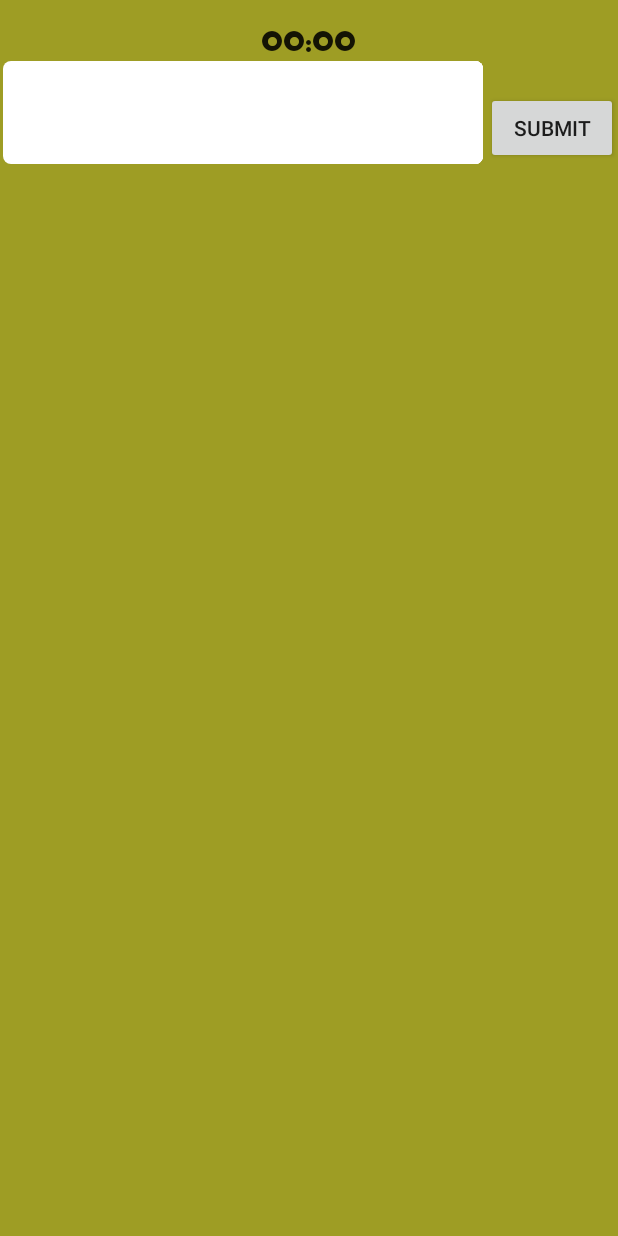
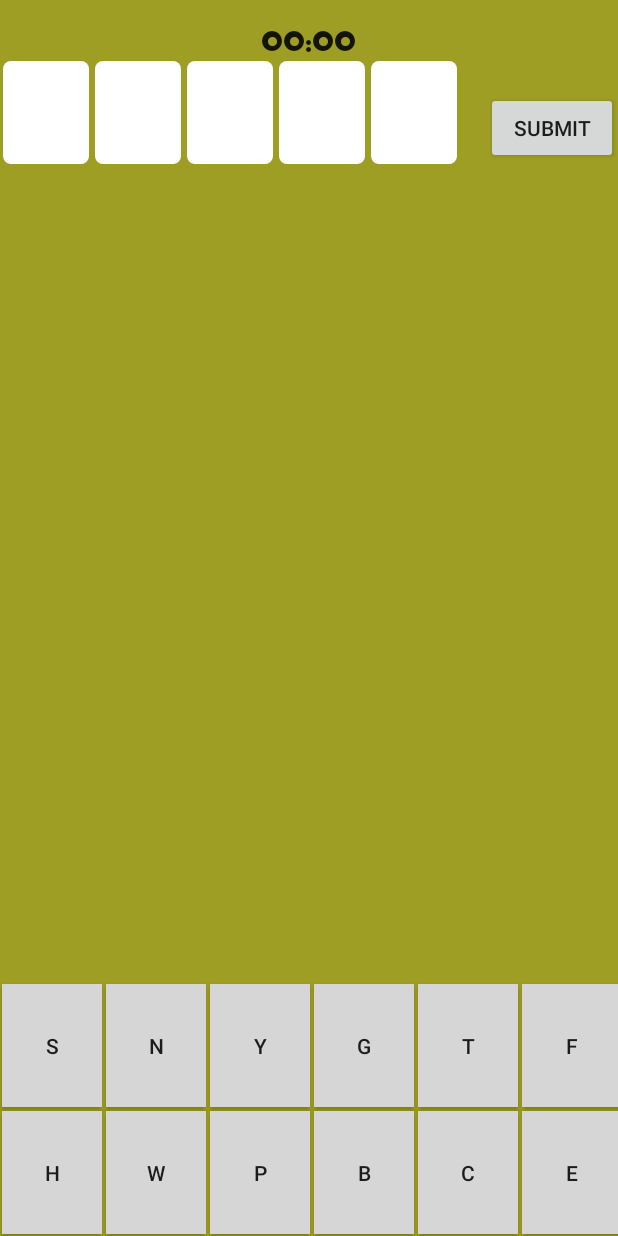
Before and after one commit to Shaibujnr/FiveKilled, an Android app: the SinglePlayerActivity screen opened directly, with no data from a screen before it, on a phone screen of 412 x 824 dp. Run offline under Robolectric (Android 15) with nearby library versions, the phone set to English and light mode, and no system bars; Roboto replaces fonts that are not available here.

Commit message:
improved UI, connected the keypad to the editText.

```diff
--- a/app/src/main/java/com/et/fivekilled/SinglePlayerActivity.java
+++ b/app/src/main/java/com/et/fivekilled/SinglePlayerActivity.java
@@ -28,6 +28,7 @@ import android.widget.RelativeLayout;
 import android.widget.TextView;
 import android.widget.Toast;
 
+import java.util.ArrayList;
 import java.util.List;
 
 
@@ -45,7 +46,7 @@ public class SinglePlayerActivity extends AppCompatActivity {
 
 
     TextView timeLabel;
-    EditText gone,gtwo,gthree,gfour,gfive;
+    EditText gone, gtwo, gthree, gfour, gfive;
     Button submit;
     TextView errorLabel;
     GridLayout display;
@@ -58,7 +59,10 @@ public class SinglePlayerActivity extends AppCompatActivity {
     FiveKilledDialog fkDialog;
     Bundle dialogArgs;
     FiveKilledHelper fk;
+    ArrayList<EditText> inputs;
+    ArrayList<Button> keyPadButtons;
 
+    View.OnClickListener inputListener;
 
 
     @Override
@@ -69,6 +73,8 @@ public class SinglePlayerActivity extends AppCompatActivity {
         dialogArgs = new Bundle();
         fk = new FiveKilledHelper();
         fm = getFragmentManager();
+        inputs = new ArrayList<EditText>();
+        keyPadButtons = new ArrayList<Button>();
 
 
         getWindowManager().getDefaultDisplay().getMetrics(dm);
@@ -76,95 +82,110 @@ public class SinglePlayerActivity extends AppCompatActivity {
         ScreenWidth = dm.widthPixels;
 
         gone = (EditText) findViewById(R.id.gone);
+        inputs.add(gone);
         gtwo = (EditText) findViewById(R.id.gtwo);
+        inputs.add(gtwo);
         gthree = (EditText) findViewById(R.id.gthree);
+        inputs.add(gthree);
         gfour = (EditText) findViewById(R.id.gfour);
+        inputs.add(gfour);
         gfive = (EditText) findViewById(R.id.gfive);
+        inputs.add(gfive);
 
 
-
-//        keyPad = (GridLayout) findViewById(R.id.keyPad);
-        display= (GridLayout) findViewById(R.id.display);
-        submit = (Button) findViewById(R.id.btnSubmit);
+        display = (GridLayout) findViewById(R.id.display);
+        keyPad = (GridLayout) findViewById(R.id.keyPad);
         timeLabel = (TextView) findViewById(R.id.timer);
         root = (RelativeLayout) findViewById(R.id.root);
 
-//        mKeyboard = new Keyboard(this,R.xml.kboard);
-//        mKeyboardView = (KeyboardView) findViewById(R.id.keyboardview);
-//        mKeyboardView.setKeyboard(mKeyboard);
-//        mKeyboardView.setPreviewEnabled(false);
-        submit = (Button) findViewById(R.id.btnSubmit);
-//        getWindow().setSoftInputMode(WindowManager.LayoutParams.SOFT_INPUT_STATE_ALWAYS_HIDDEN);
+
+        btnSubmit = (Button) findViewById(R.id.btnSubmit);
+        btnSubmit.setOnClickListener(new View.OnClickListener() {
+            @Override
+            public void onClick(View v) {
+                fk.createInGsmeDialog(SinglePlayerActivity.this, fm, "This is a test String");
+            }
+
+
+        });
+
+        inputListener = new View.OnClickListener() {
+            @Override
+            public void onClick(View view) {
+                EditText clickedEditText = (EditText) view;
+                String clickedText = clickedEditText.getText().toString();
+                clickedEditText.setText("");
+
+                for (Button btn : keyPadButtons) {
+                    if (btn.getText().toString().equals(clickedText)) {
+                        btn.setEnabled(true);
+                    }
+                }
+
+
+            }
+        };
+
         setDisplay();
         setKeyAlphs(fk.generateKeyAlphs(12));
         setInput();
 
-//        input.setOnFocusChangeListener(new View.OnFocusChangeListener() {
-//            @Override
-//            public void onFocusChange(View view, boolean b) {
-//                if(b){
-//                    showCustomKeyboard(view);
-//                }else{
-//                    hideCustomKeyboard();
-//                }
-//            }
-//        });
 
+    }
+
+    public void setKeyAlphs(String alphs) {
+        int mag = 2;
+        int row = 2;
+        int col = (alphs.length() / row);
+
+
+        for (int i = 0; i < row; i++) {
+            for (int j = 0; j < col; j++) {
+                GridLayout.LayoutParams lp = new GridLayout.LayoutParams();
+
+                lp.setMargins(mag, mag, mag, mag);
+                lp.height = ScreenHeight / 10;
+                lp.width = (ScreenWidth - (mag * (col + 3))) / col;
+                lp.rowSpec = GridLayout.spec(i);
+                lp.columnSpec = GridLayout.spec(j);
+                final Button btn = new Button(this);
+                btn.setLayoutParams(lp);
+                btn.setBackgroundResource(R.drawable.keypad_button);
+                btn.setText(String.valueOf(alphs.charAt(((6 * i) + j))));
+                btn.setOnClickListener(new View.OnClickListener() {
+                    @Override
+                    public void onClick(View view) {
+                        String clickedText = btn.getText().toString();
+                        EditText availableEdit = getEmptyEdit();
+                        if (availableEdit != null) {
+                            availableEdit.setText(clickedText);
+                            btn.setEnabled(false);
+                        }
+
+
+                    }
+                });
+                keyPadButtons.add(btn);
+                keyPad.addView(btn);
+            }
+
+
+        }
 
 
     }
-//    public void hideCustomKeyboard() {
-//        mKeyboardView.setVisibility(View.GONE);
-//        mKeyboardView.setEnabled(false);
-//    }
-//
-//    public void showCustomKeyboard( View v ) {
-//        mKeyboardView.setVisibility(View.VISIBLE);
-//        mKeyboardView.setEnabled(true);
-//        InputMethodManager imm = (InputMethodManager)getSystemService(Context.INPUT_METHOD_SERVICE);
-//        imm.hideSoftInputFromWindow(v.getWindowToken(), 0);
-//    }
-//
-//    public boolean isCustomKeyboardVisible() {
-//        return mKeyboardView.getVisibility() == View.VISIBLE;
-//    }
-    public void setKeyAlphs(String alphs){
-//        int mag = 2;
-//        int row = 2;
-//        int col = (alphs.length()/row)+1;
-//
-//
-//        for(int i=0;i<2;i++){
-//            for(int j=0;j<7;j++){
-//                GridLayout.LayoutParams lp = new GridLayout.LayoutParams();
-//
-//                lp.setMargins(mag,mag,mag,mag);
-//                lp.height = ScreenHeight/10;
-//                lp.width = (ScreenWidth-(mag*(col+3)))/col;
-//                lp.rowSpec = GridLayout.spec(i);
-//                lp.columnSpec = GridLayout.spec(j);
-//                Button btn = new Button(this);
-//                btn.setLayoutParams(lp);
-//                btn.setBackgroundResource(android.R.color.holo_orange_dark);
-//                btn.setText(""+i+""+j);
-//                keyPad.addView(btn);
-//            }
-//
-//
-//        }
 
-
-    }
-    public void setDisplay(){
+    public void setDisplay() {
 //        RelativeLayout.LayoutParams lp = new RelativeLayout.LayoutParams();
 //        lp.ScreenHeight-keyPad.getHeight()-submit.getHeight()-timeLabel.getHeight());
 //        display.setMinimumWidth(ScreenWidth);
 //        display.setLayoutParams();
     }
-    public void setInput(){
+
+    public void setInput() {
         int mag = 2;
-        int textWidth = (ScreenWidth-(7*mag))/6;
-        int textHeight = (ScreenHeight)/12;
+        int textWidth = (ScreenWidth - (7 * mag)) / 7;
+        int textHeight = (ScreenHeight) / 12;
         gone.setInputType(InputType.TYPE_NULL);
         gtwo.setInputType(InputType.TYPE_NULL);
         gthree.setInputType(InputType.TYPE_NULL);
@@ -173,32 +194,34 @@ public class SinglePlayerActivity extends AppCompatActivity {
 
         gone.setHeight(textHeight);
         gone.setWidth(textWidth);
+        gone.setOnClickListener(inputListener);
 
         gtwo.setHeight(textHeight);
         gtwo.setWidth(textWidth);
+        gtwo.setOnClickListener(inputListener);
 
         gthree.setHeight(textHeight);
         gthree.setWidth(textWidth);
+        gthree.setOnClickListener(inputListener);
 
         gfour.setHeight(textHeight);
         gfour.setWidth(textWidth);
+        gfour.setOnClickListener(inputListener);
 
         gfive.setHeight(textHeight);
         gfive.setWidth(textWidth);
+        gfive.setOnClickListener(inputListener);
 
 
+    }
 
-        btnSubmit = (Button) findViewById(R.id.btnSubmit);
-        btnSubmit.setOnClickListener(new View.OnClickListener() {
-            @Override
-            public void onClick(View v) {
-                fk.createInGsmeDialog(SinglePlayerActivity.this,fm,"This is a test String");
+    public EditText getEmptyEdit() {
+        for (EditText edt : inputs) {
+            if (edt.getText().toString().isEmpty()) {
+                return edt;
             }
+        }
+        return null;
 
-
-
-    });
-        Intent i = getIntent();
-        int difficulty = i.getIntExtra("difficulty",0);
-        fk.tst(""+difficulty,getApplicationContext());
-}}
+    }
+}
--- /dev/null
+++ b/app/src/main/res/drawable/keypad_button.xml
@@ -0,0 +1,12 @@
+<?xml version="1.0" encoding="utf-8"?>
+<selector xmlns:android="http://schemas.android.com/apk/res/android">
+    <item android:state_pressed="true"
+        android:drawable="@drawable/btn_pressed"/>
+    <item android:drawable="@drawable/btn_normal"/>
+    <item android:state_enabled="false"
+        android:drawable="@drawable/btn_unactive"/>
+    <item android:state_active="false"
+        android:drawable="@drawable/btn_unactive"/>
+
+
+</selector>
--- a/app/src/main/res/layout/activity_single_player.xml
+++ b/app/src/main/res/layout/activity_single_player.xml
@@ -26,7 +26,6 @@
         android:id="@+id/gone"
         android:layout_alignParentLeft="true"
         android:layout_below="@+id/timer"
-        android:layout_toStartOf="@+id/btnSubmit"
         android:layout_marginTop="37dp"
         android:background="@drawable/text_box"
         android:layout_margin="2dp"/>
@@ -36,7 +35,6 @@
         android:id="@+id/gtwo"
         android:layout_below="@+id/timer"
         android:layout_toRightOf="@id/gone"
-        android:layout_toStartOf="@+id/btnSubmit"
         android:layout_marginTop="37dp"
         android:background="@drawable/text_box"
         android:layout_margin="2dp"/>
@@ -46,7 +44,6 @@
         android:id="@+id/gthree"
         android:layout_below="@+id/timer"
         android:layout_toRightOf="@id/gtwo"
-        android:layout_toStartOf="@+id/btnSubmit"
         android:layout_marginTop="37dp"
         android:background="@drawable/text_box"
         android:layout_margin="2dp"/>
@@ -56,7 +53,6 @@
         android:id="@+id/gfour"
         android:layout_below="@+id/timer"
         android:layout_toRightOf="@id/gthree"
-        android:layout_toStartOf="@+id/btnSubmit"
         android:layout_marginTop="37dp"
         android:background="@drawable/text_box"
         android:layout_margin="2dp"/>
@@ -66,7 +62,6 @@
         android:id="@+id/gfive"
         android:layout_below="@+id/timer"
         android:layout_toRightOf="@id/gfour"
-        android:layout_toStartOf="@+id/btnSubmit"
         android:layout_marginTop="37dp"
         android:background="@drawable/text_box"
         android:layout_margin="2dp"/>
@@ -85,8 +80,8 @@
     <ScrollView
         android:layout_width="match_parent"
         android:layout_height="wrap_content"
-        android:layout_below="@id/btnSubmit"
-        android:id="@+id/sv">
+        android:id="@+id/sv"
+        android:layout_below="@+id/gone">
         <HorizontalScrollView
             android:layout_width="match_parent"
             android:layout_height="match_parent"
@@ -99,6 +94,11 @@
             </GridLayout>
         </HorizontalScrollView>
     </ScrollView>
+    <GridLayout
+        android:layout_width="match_parent"
+        android:layout_height="wrap_content"
+        android:layout_alignParentBottom="true"
+        android:id="@+id/keyPad"></GridLayout>
 
 
 </RelativeLayout>
--- a/app/src/main/res/xml/kboard.xml
+++ /dev/null
@@ -1,25 +0,0 @@
-<?xml version="1.0" encoding="utf-8"?>
-<Keyboard xmlns:android="http://schemas.android.com/apk/res/android"
-    android:keyWidth="12.50%p"
-    android:keyHeight="10%p">
-    <Row>
-        <Key android:codes="01"/>
-        <Key android:codes="02"/>
-        <Key android:codes="03"/>
-        <Key android:codes="04"/>
-        <Key android:codes="05"/>
-        <Key android:codes="06"/>
-        <Key android:codes="077" android:keyLabel="X"/>
-    </Row>
-    <Row>
-        <Key android:codes="08"/>
-        <Key android:codes="09"/>
-        <Key android:codes="10"/>
-        <Key android:codes="11"/>
-        <Key android:codes="12"/>
-        <Key android:codes="13"/>
-        <Key android:codes="144" android:keyLabel="DONE"/>
-    </Row>
-
-
-</Keyboard>
```
Also changed, not shown: app/src/main/java/Helpers/Constants.java (added, +10 -0 lines), app/src/main/java/Helpers/FiveKilledDialog.java (+5 -4 lines), app/src/main/java/Helpers/MyCountDownTimer.java (added, +32 -0 lines), app/src/main/java/com/et/fivekilled/HomeMenu.java (+1 -6 lines).
